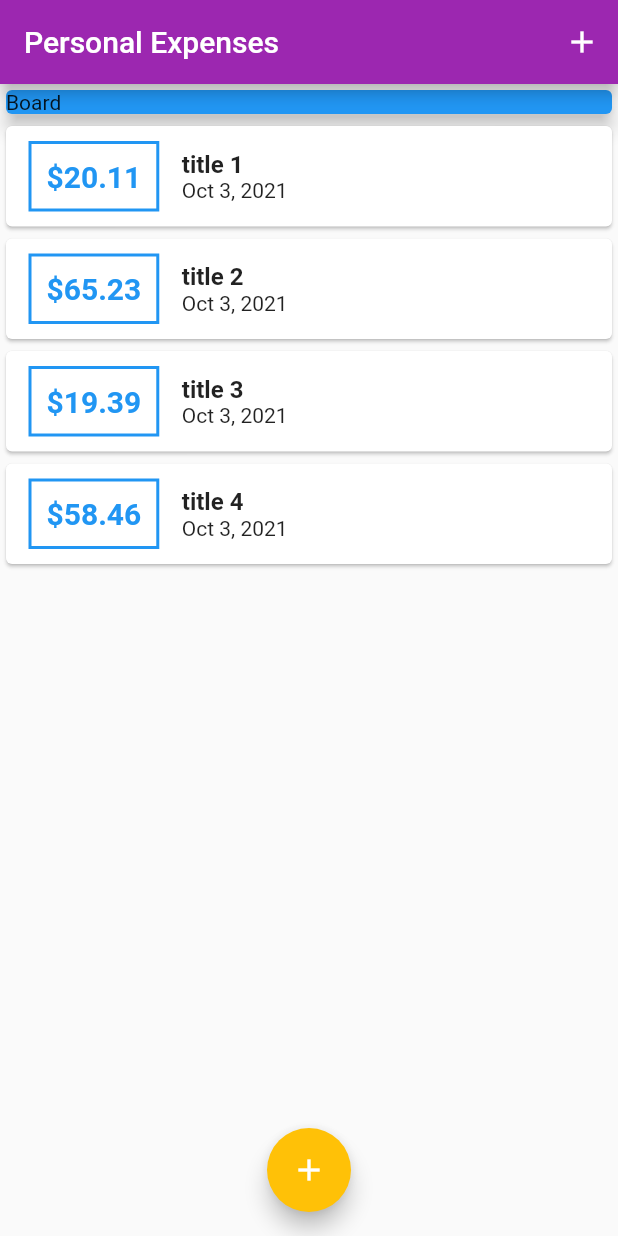
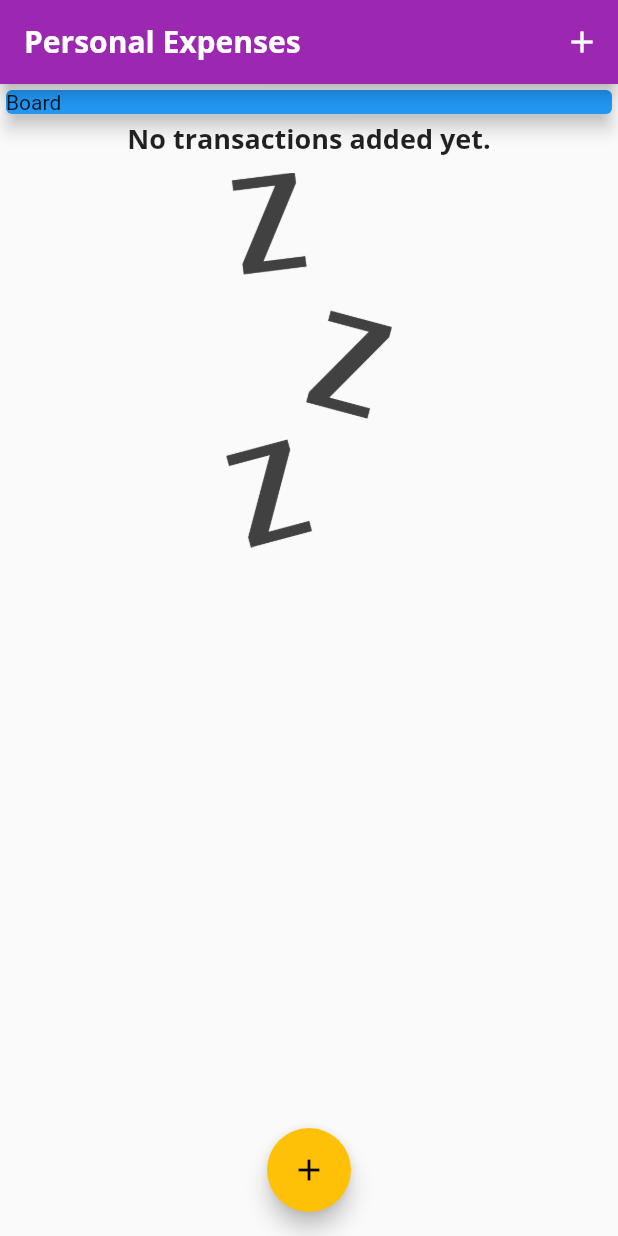
Before and after one commit to dangtathanh/flutter-complete-guide, a Flutter app: the screen it shows after launch, on a phone screen of 412 x 824 dp. Run offline on Flutter 3.47's test engine with Material 2 defaults, Android fonts, the phone set to English and light mode, and no system bars.

Commit message:
feat: Using theme  & photos

```diff
--- a/lib/main.dart
+++ b/lib/main.dart
@@ -17,7 +17,23 @@ class MyApp extends StatelessWidget {
     return MaterialApp(
       title: 'Personal Expenses',
       theme: ThemeData(
-        colorScheme: ColorScheme.fromSwatch(primarySwatch: Colors.purple).copyWith(secondary: Colors.amber),
+        primaryColor: Colors.purple,
+        colorScheme: ColorScheme.fromSwatch(primarySwatch: Colors.purple,).copyWith(secondary: Colors.amber),
+        fontFamily: 'Quicksand',
+        textTheme: ThemeData.light().textTheme.copyWith(
+          headline6: const TextStyle(
+                fontFamily: 'OpenSans',
+                fontSize: 18,
+                fontWeight: FontWeight.bold,
+              ),
+        ),
+        appBarTheme: const AppBarTheme(
+          titleTextStyle: TextStyle(
+            fontFamily: 'OpenSans',
+            fontSize: 20,
+            fontWeight: FontWeight.bold,
+          ),
+        ),
       ),
       home: MyHomePage(),
     );
@@ -25,24 +41,21 @@ class MyApp extends StatelessWidget {
 }
 
 class MyHomePage extends StatefulWidget {
-
   // String? titleInput;
   // String? ammountInput;
 
   @override
   State<MyHomePage> createState() => _MyHomePageState();
 }
+
 class _MyHomePageState extends State<MyHomePage> {
-
   final List<Transaction> _userTransaction = [
-    Transaction(id: "t1", title: "title 1", amount: 20.11),
-    Transaction(id: "t2", title: "title 2", amount: 65.23),
-    Transaction(id: "t3", title: "title 3", amount: 19.39),
-    Transaction(id: "t4", title: "title 4", amount: 58.46),
+    // Transaction(id: "t1", title: "New shoes", amount: 20.11),
+    // Transaction(id: "t2", title: "Weekly fees", amount: 65.23),
   ];
 
   void _addNew(String title, double amount) {
-    final newTx = new Transaction(
+    final newTx = Transaction(
       id: DateTime.now().toString(),
       title: title,
       amount: amount,
@@ -52,20 +65,26 @@ class _MyHomePageState extends State<MyHomePage> {
       _userTransaction.add(newTx);
     });
   }
-  void _startAddNew(BuildContext btx){
-    showModalBottomSheet(context: btx, builder: (_) {
-      return NewTransaction(_addNew);
-    },);
+
+  void _startAddNew(BuildContext btx) {
+    showModalBottomSheet(
+      context: btx,
+      builder: (_) {
+        return NewTransaction(_addNew);
+      },
+    );
   }
 
   @override
   Widget build(BuildContext context) {
     return Scaffold(
       appBar: AppBar(
-        title: const Text("Personal Expenses"),
+        title: const Text(
+          "Personal Expenses",
+        ),
         actions: [
           IconButton(
-            icon: Icon(Icons.add),
+            icon: const Icon(Icons.add),
             onPressed: () => _startAddNew(context),
           )
         ],
@@ -89,7 +108,10 @@ class _MyHomePageState extends State<MyHomePage> {
         ),
       ),
       floatingActionButton: FloatingActionButton(
-        child: Icon(Icons.add),
+        child: const Icon(
+          Icons.add,
+          color: Colors.black,
+        ),
         onPressed: () => _startAddNew(context),
       ),
       floatingActionButtonLocation: FloatingActionButtonLocation.centerFloat,
--- a/lib/widgets/transaction_list.dart
+++ b/lib/widgets/transaction_list.dart
@@ -11,7 +11,28 @@ class TransactionList extends StatelessWidget {
   Widget build(BuildContext context) {
     return Container(
       height: 390,
-      child: ListView.builder(
+      width: double.infinity,
+      child: transaction.isEmpty
+          ? Column(
+              crossAxisAlignment: CrossAxisAlignment.center,
+              children: [
+                Text(
+                  'No transactions added yet.',
+                  style: Theme.of(context).textTheme.headline6,
+                ),
+                const SizedBox(
+                  height: 10,
+                ),
+                Container(
+                  height: 250,
+                  child: Image.asset(
+                    'assets/images/waiting.png',
+                    fit: BoxFit.cover,
+                  ),
+                ),
+              ],
+            )
+          : ListView.builder(
               itemCount: transaction.length,
               itemBuilder: (ctx, index) {
                 return Card(
@@ -43,10 +64,7 @@ class TransactionList extends StatelessWidget {
                         children: [
                           Text(
                             transaction[index].title,
-                      style: const TextStyle(
-                        fontSize: 16,
-                        fontWeight: FontWeight.bold,
-                      ),
+                            style: Theme.of(context).textTheme.headline6,
                           ),
                           Text(
                             DateFormat.yMMMd()
```
Also changed, not shown: pubspec.yaml (+17 -9 lines), assets/images/waiting.png (added). Lines whose indentation alone changed are shown as unchanged.
